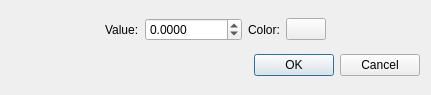
Old version of the form src/LorrisAnalyzer/DataWidgets/GraphWidget/graphmarkerdialog.ui in the repository Tasssadar/Lorris.
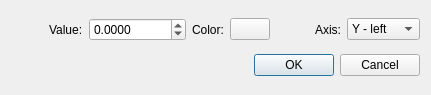
New version of the form.

Patch:
```diff
--- a/src/LorrisAnalyzer/DataWidgets/GraphWidget/graphmarkerdialog.ui
+++ b/src/LorrisAnalyzer/DataWidgets/GraphWidget/graphmarkerdialog.ui
@@ -85,6 +85,27 @@
        </property>
       </spacer>
      </item>
+     <item>
+      <widget class="QLabel" name="label_3">
+       <property name="text">
+        <string>Axis:</string>
+       </property>
+      </widget>
+     </item>
+     <item>
+      <widget class="QComboBox" name="axisBox">
+       <item>
+        <property name="text">
+         <string>Y - left</string>
+        </property>
+       </item>
+       <item>
+        <property name="text">
+         <string>Y - right</string>
+        </property>
+       </item>
+      </widget>
+     </item>
     </layout>
    </item>
    <item>
```
